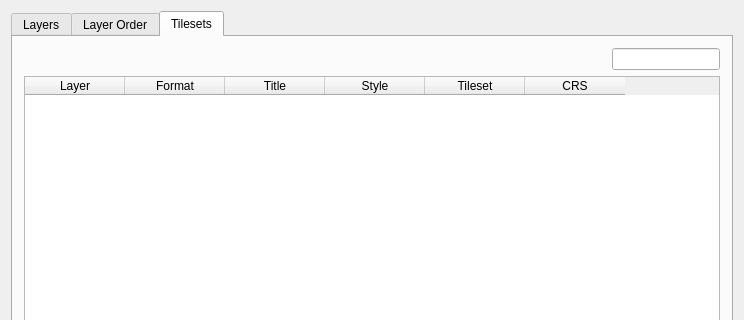
qgis/QGIS, file src/ui/qgswmssourceselectbase.ui: the form before one commit; both pictures show x 0 to 744 and y 0 to 320 of the 744 by 592 pixel window.
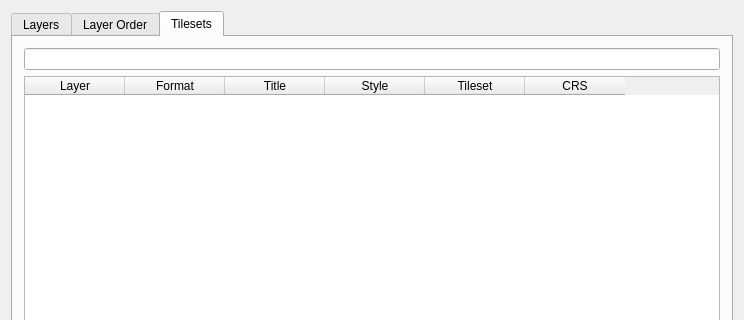
The form after the commit. Icons and pictures are not drawn. Custom widgets are drawn as their Qt base class.

Commit message: Make input use full width of dialog, like WFS filter

Diff of the .ui file:
```diff
--- a/src/ui/qgswmssourceselectbase.ui
+++ b/src/ui/qgswmssourceselectbase.ui
@@ -420,19 +420,6 @@
       <layout class="QGridLayout" name="gridLayout_3">
        <item row="0" column="0">
         <layout class="QHBoxLayout" name="horizontalLayout_4">
-         <item>
-          <spacer name="horizontalSpacer_3">
-           <property name="orientation">
-            <enum>Qt::Horizontal</enum>
-           </property>
-           <property name="sizeHint" stdset="0">
-            <size>
-             <width>40</width>
-             <height>20</height>
-            </size>
-           </property>
-          </spacer>
-         </item>
          <item>
           <widget class="QgsFilterLineEdit" name="mTilesetsFilterLineEdit">
            <property name="sizePolicy">
```
Left out of the diff: 19 changed lines with no effect on the pictures.
